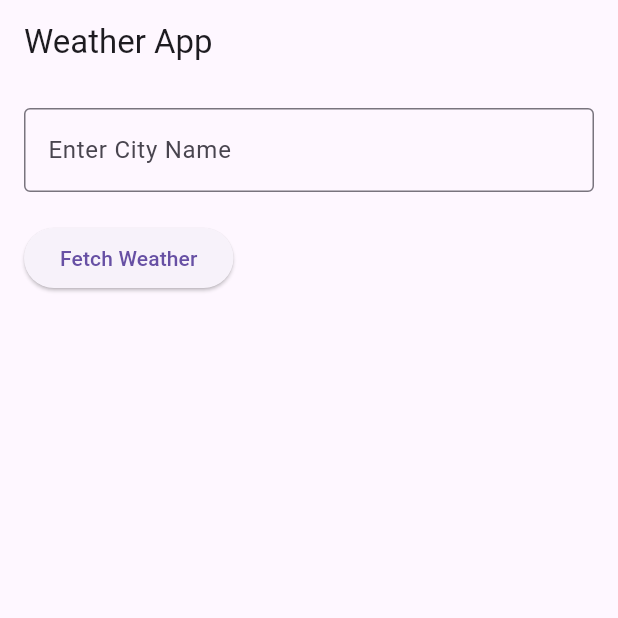
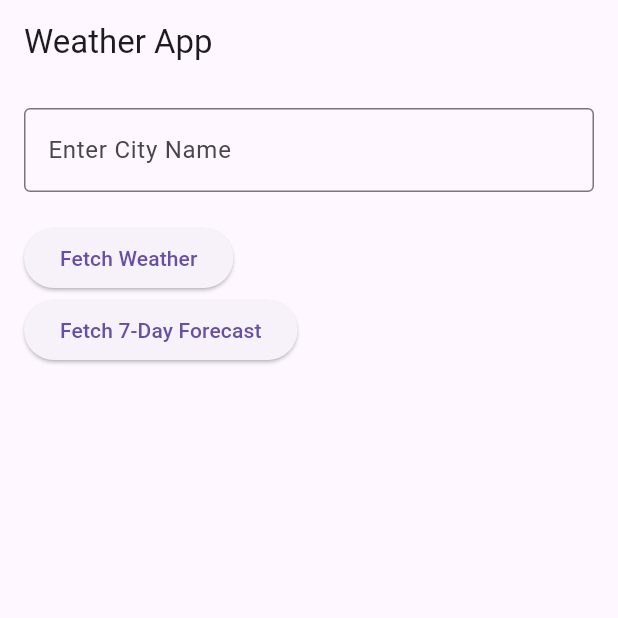
Before and after one commit to bashapu/weather_info_app, a Flutter app: the screen it shows after launch, after a tap on "Fetch Weather", on a phone screen of 412 x 824 dp, the top half of it. Run offline on Flutter 3.47's test engine with Material 3 defaults, Android fonts, the phone set to English and light mode, and no system bars.

Commit message:
Implemented 7-day weather forecast feature

```diff
--- a/lib/main.dart
+++ b/lib/main.dart
@@ -27,13 +27,26 @@ class _WeatherScreenState extends State<WeatherScreen> {
   String _cityName = '';
   String _temperature = '';
   String _weatherCondition = '';
+  List<Map<String, String>> _forecast = [];
 
   void fetchWeather() {
     setState(() {
       _cityName = _cityController.text;
       // Dummy data
-      _temperature = '25°C';
+      _temperature = '20°C';
       _weatherCondition = 'Sunny';
+    });
+  }
+
+  void fetchForecast() {
+    setState(() {
+      _forecast = List.generate(7, (index) {
+        return {
+          'day': 'Day ${index + 1}',
+          'temperature': '${20 + index}°C',
+          'condition': index.isEven ? 'Sunny' : 'Cloudy',
+        };
+      });
     });
   }
 
@@ -60,6 +73,10 @@ class _WeatherScreenState extends State<WeatherScreen> {
               onPressed: fetchWeather,
               child: Text('Fetch Weather'),
             ),
+            ElevatedButton(
+              onPressed: fetchForecast,
+              child: Text('Fetch 7-Day Forecast'),
+            ),
             SizedBox(height: 20),
             if (_cityName.isNotEmpty) ...[
               Text(
@@ -75,6 +92,43 @@ class _WeatherScreenState extends State<WeatherScreen> {
                 style: TextStyle(fontSize: 18),
               ),
             ],
+            SizedBox(height: 30),
+            if (_forecast.isNotEmpty) ...[
+              Text(
+                '7-Day Forecast',
+                style: TextStyle(fontSize: 20, fontWeight: FontWeight.bold),
+              ),
+              SizedBox(height: 10),
+              ListView.builder(
+                shrinkWrap: true,
+                itemCount: _forecast.length,
+                itemBuilder: (context, index) {
+                  return Card(
+                    margin: EdgeInsets.symmetric(vertical: 5),
+                    child: Padding(
+                      padding: const EdgeInsets.all(8.0),
+                      child: Row(
+                        mainAxisAlignment: MainAxisAlignment.spaceBetween,
+                        children: [
+                          Text(
+                            _forecast[index]['day']!,
+                            style: TextStyle(fontSize: 16),
+                          ),
+                          Text(
+                            _forecast[index]['temperature']!,
+                            style: TextStyle(fontSize: 16),
+                          ),
+                          Text(
+                            _forecast[index]['condition']!,
+                            style: TextStyle(fontSize: 16),
+                          ),
+                        ],
+                      ),
+                    ),
+                  );
+                },
+              ),
+            ],
           ],
         ),
       ),
```
